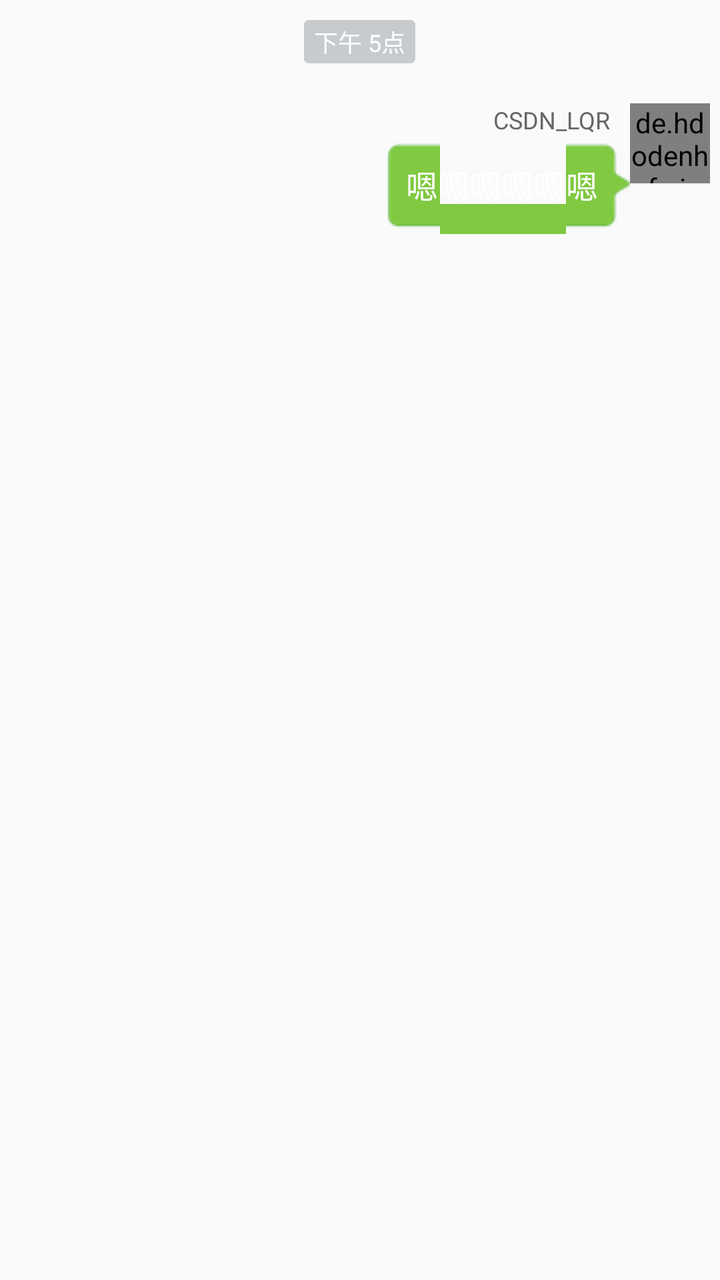
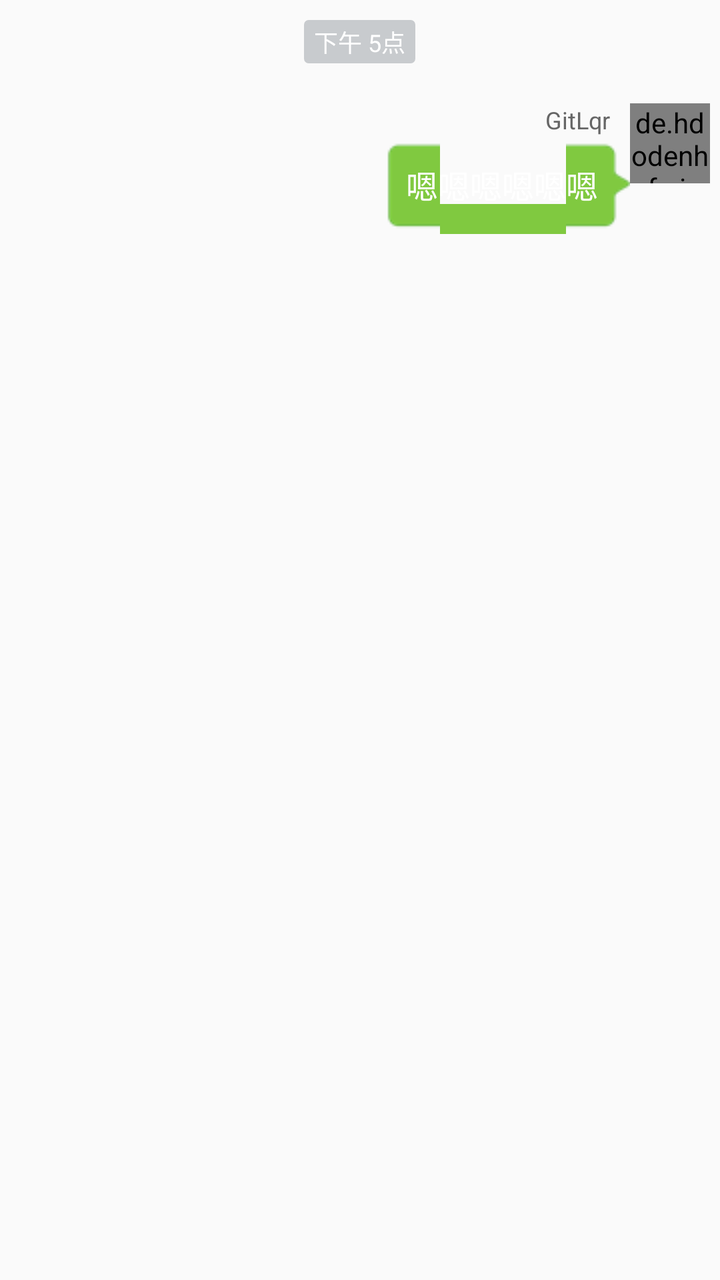

Two renders of the same Android screen: before a commit and after it. Below are the layout's source before the change and the commit's diff.
<!-- AndroidManifest.xml: application theme AppTheme -->
<!-- res/layout/item_text_send.xml -->
<?xml version="1.0" encoding="utf-8"?>
<LinearLayout xmlns:android="http://schemas.android.com/apk/res/android"
              xmlns:app="http://schemas.android.com/apk/res-auto"
              android:layout_width="match_parent"
              android:layout_height="match_parent"
              android:orientation="vertical">

    

    <TextView
        android:id="@+id/tvTime"
        android:layout_width="wrap_content"
        android:layout_height="wrap_content"
        android:layout_gravity="center_horizontal"
        android:layout_margin="10dp"
        android:background="@drawable/shape_notification_bg"
        android:gravity="center"
        android:paddingBottom="2dp"
        android:paddingLeft="5dp"
        android:paddingRight="5dp"
        android:paddingTop="2dp"
        android:text="下午 5点"
        android:textColor="#fff"
        android:textSize="12sp"/>

    <LinearLayout
        android:layout_width="wrap_content"
        android:layout_height="wrap_content"
        android:layout_gravity="right"
        android:gravity="right"
        android:orientation="horizontal"
        android:paddingBottom="20dp"
        android:paddingLeft="5dp"
        android:paddingRight="5dp"
        android:paddingTop="10dp">

        

        <LinearLayout
            android:id="@+id/llError"
            android:layout_width="wrap_content"
            android:layout_height="wrap_content"
            android:layout_gravity="center"
            android:visibility="gone">

            <TextView
                android:id="@+id/tvRetry"
                android:layout_width="wrap_content"
                android:layout_height="wrap_content"
                android:layout_gravity="center"
                android:text="重试"
                android:visibility="gone"
                />

            <de.hdodenhof.circleimageview.CircleImageView
                android:id="@+id/ivError"
                android:layout_width="20dp"
                android:layout_height="20dp"
                android:layout_gravity="center"
                android:layout_margin="5dp"
                android:src="@mipmap/img_error"/>
        </LinearLayout>

        <ProgressBar
            android:id="@+id/pbSending"
            style="?android:attr/progressBarStyleSmall"
            android:layout_width="20dp"
            android:layout_height="20dp"
            android:layout_gravity="center"
            android:layout_margin="5dp"
            android:visibility="gone"/>

        <LinearLayout
            android:layout_width="wrap_content"
            android:layout_height="wrap_content"
            android:orientation="vertical">

            <TextView
                android:id="@+id/tvName"
                android:layout_width="wrap_content"
                android:layout_height="wrap_content"
                android:layout_gravity="right"
                android:layout_marginRight="10dp"
                android:text="CSDN_LQR"
                android:textColor="#666666"
                android:textSize="12sp"
                android:visibility="visible"/>

            <TextView
                android:id="@+id/tvText"
                android:layout_width="wrap_content"
                android:layout_height="wrap_content"
                android:autoLink="phone|email|map|web"
                android:background="@drawable/img_bubble_send"
                android:gravity="left|center_vertical"
                android:linksClickable="true"
                android:maxWidth="240dp"
                android:minHeight="40dp"
                android:paddingBottom="12dp"
                android:paddingLeft="16dp"
                android:paddingRight="16dp"
                android:paddingTop="12dp"
                android:text="嗯嗯嗯嗯嗯嗯"
                android:textColor="#ffff"
                android:textColorLink="#3655bf"
                android:textSize="16sp"/>
        </LinearLayout>
        

        <de.hdodenhof.circleimageview.CircleImageView
            android:id="@+id/ivAvatar"
            android:layout_width="40dp"
            android:layout_height="40dp"
            android:focusable="false"
            android:focusableInTouchMode="false"
            android:src="@mipmap/default_header"/>
    </LinearLayout>

</LinearLayout>
<!-- resources referenced by this layout -->
<resources>
  <!-- drawable img_bubble_send: png bitmap (drawable, 777 bytes) -->
  <!-- drawable shape_notification_bg (drawable) -->
  <?xml version="1.0" encoding="UTF-8"?>
  <shape xmlns:android="http://schemas.android.com/apk/res/android">
      <solid android:color="#C8CBCE" />
      <corners android:radius="2dip"/>
      <stroke
          android:width="0.5dip"
          android:color="#C8CBCE" />
  </shape>
  <!-- mipmap default_header: jpg bitmap (mipmap-hdpi, 49500 bytes) -->
  <!-- mipmap img_error: png bitmap (mipmap-hdpi, 820 bytes) -->
  <style name="AppTheme" parent="Theme.AppCompat.Light.NoActionBar">
          
          <item name="colorPrimary">@color/colorPrimary</item>
          <item name="colorPrimaryDark">@color/colorPrimaryDark</item>
          <item name="colorAccent">@color/colorAccent</item>
          
          <item name="android:windowAnimationStyle">@style/activityAnimation</item>
      </style>
  <color name="colorPrimary">#393A3F</color>
  <color name="colorPrimaryDark">#303135</color>
  <color name="colorAccent">#7e7e7e</color>
  <style name="activityAnimation" parent="@android:style/Animation">
          <item name="android:activityOpenEnterAnimation">@anim/slide_right_in</item>
          <item name="android:activityOpenExitAnimation">@anim/slide_left_out</item>
          <item name="android:activityCloseEnterAnimation">@anim/slide_left_in</item>
          <item name="android:activityCloseExitAnimation">@anim/slide_right_out</item>
      </style>
</resources>

<!-- the commit's change to res/layout/item_text_send.xml (unified diff, before → after) -->
@@ -81,7 +81,7 @@
                 android:layout_height="wrap_content"
                 android:layout_gravity="right"
                 android:layout_marginRight="10dp"
-                android:text="CSDN_LQR"
+                android:text="GitLqr"
                 android:textColor="#666666"
                 android:textSize="12sp"
                 android:visibility="visible"/>
